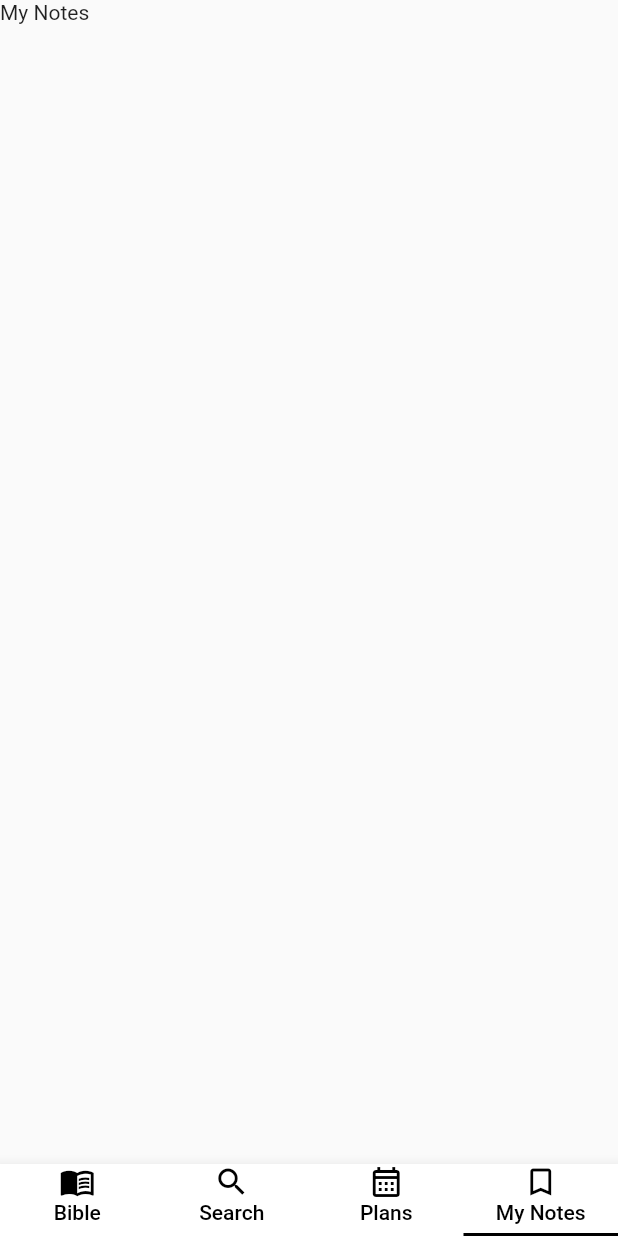
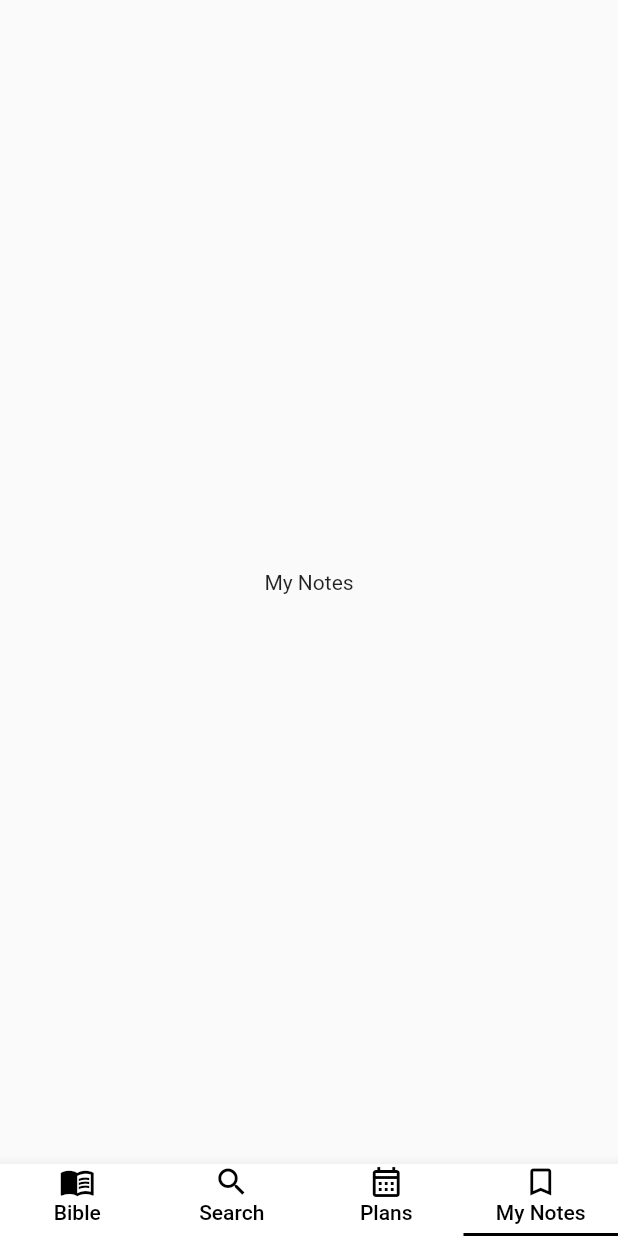
Before and after one commit to Anicodeth/BibleApp, a Flutter app: the screen it shows after launch, item 4 of the bottom bar chosen, on a phone screen of 412 x 824 dp. Run offline on Flutter 3.47's test engine with Material 2 defaults, Android fonts, the phone set to English and light mode, and no system bars; our stand-ins replace device_preview, flutter_riverpod.

Commit message:
mainframe fix

```diff
--- a/bibleapp/lib/views/home_screen/home.dart
+++ b/bibleapp/lib/views/home_screen/home.dart
@@ -71,12 +71,12 @@ class _HomePageState extends State<HomePage> {
             ),
           ),
           // TODO: This contents will be screens
-          body: TabBarView(
+          body: const TabBarView(
             children: [
-              Text("Bible"),
-              Text("Search"),
-              Text("Plans"),
-              Text("My Notes"),
+              Center(child: Text("Bible")),
+              Center(child: Text("Search")),
+              Center(child: Text("Plans")),
+              Center(child: Text("My Notes")),
             ],
           ),
         ),
```
